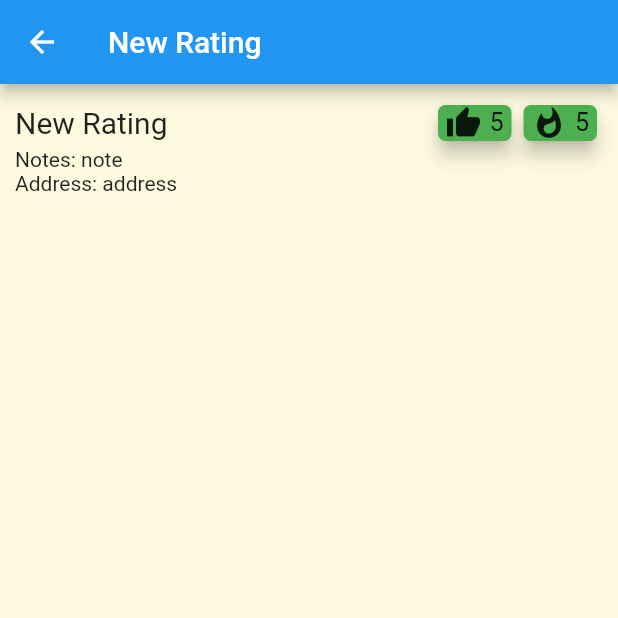
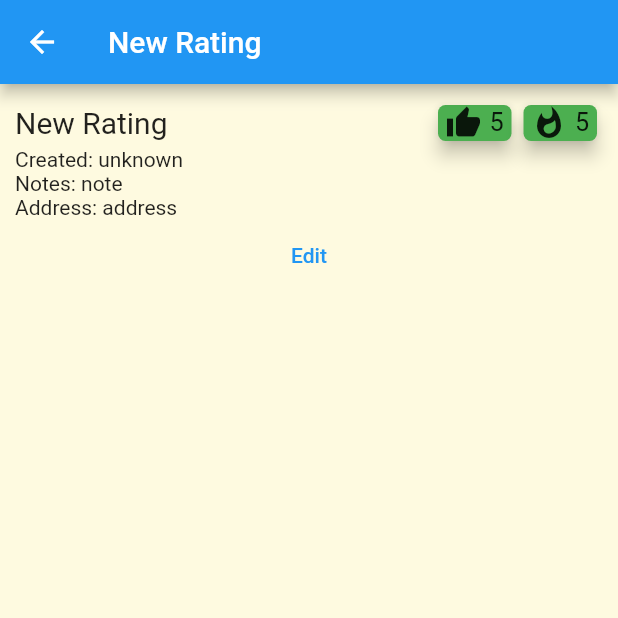
Before and after one commit to mampersat/ratewings_2022, a Flutter app: the RatingScreen screen opened by its route, on a phone screen of 412 x 824 dp, the top half of it. Run offline on Flutter 3.47's test engine with Material 2 defaults, Android fonts, the phone set to English and light mode, and no system bars; our stand-ins replace cloud_firestore, firebase_core; accounts and stored records are empty.

Commit message:
pre BTV trip

```diff
--- a/lib/main.dart
+++ b/lib/main.dart
@@ -1,4 +1,5 @@
 import 'package:flutter/material.dart';
+import 'package:ratewings/screens/rating_edit_screen.dart';
 import 'screens/dashboard_screen.dart';
 import 'screens/rating_screen.dart';
 import 'screens/search_screen.dart';
@@ -54,7 +55,9 @@ class MyApp extends StatelessWidget {
       routes: {
         '/': (context) => const DashboardScreen(title: 'Dashboard'),
         '/r': (context) => const RatingScreen(),
+        '/e': (context) => const RatingEditScreen(),
         '/s': (context) => const SearchScreen(),
+
       },
     );
   }
--- a/lib/models/rating.dart
+++ b/lib/models/rating.dart
@@ -8,6 +8,7 @@ class Rating extends ChangeNotifier{
   String note = 'note';
   String address = "address";
   int heat = 5;
+  String created = "unknown"; // TODO change data type
 
   Rating();
 
@@ -18,6 +19,7 @@ class Rating extends ChangeNotifier{
     overallRating=data['overall_rating'];
     heat=data['heat'];
     address = data['address'] ?? "no address";
+    created = data['created'] ?? "unknown";
     }
 
 }
--- a/lib/models/ratings.dart
+++ b/lib/models/ratings.dart
@@ -9,10 +9,10 @@ class Ratings extends ChangeNotifier {
    get() {
     data.clear();
     final _firestore = FirebaseFirestore.instance;
-    _firestore.collection("rating").orderBy('overall_rating', descending: true).limit(10).get().then(
+    _firestore.collection("rating").orderBy('overall_rating', descending: true).limit(20).get().then(
         (value) {
           print(value.size);
-          for (int i = 0; i < 10; ++i) {
+          for (int i = 0; i < value.docs.length; ++i) {
             data.add(Rating.fromSnapshot(value.docs[i]));
             //data.add(Rating(venueName:value.docs[i]['venu_name']));
           }
--- a/lib/screens/rating_screen.dart
+++ b/lib/screens/rating_screen.dart
@@ -24,17 +24,26 @@ class _RatingScreenState extends State<RatingScreen> {
                   padding: EdgeInsets.all(10.0),
                   child: Column(children: [
                     RatingListItem(rating: ratings.selected),
+
                     Row(children: [
+                      Text('Created: '),
+                      Expanded(child: Text(ratings.selected.created)),
+                    ]),
 
+                    Row(children: [
                       Text('Notes: '),
-                      Text(ratings.selected.note),
+                      Expanded(child: Text(ratings.selected.note)),
                     ]),
 
                     Row(children: [
                       Text('Address: '),
                       Text(ratings.selected.address),
-                    ],)
+                    ],),
 
+                    TextButton(
+                        onPressed: () {
+                          Navigator.pushNamed(context, '/e');}, // TODO Would be nice if  '/r/${rating.id}' worked as a route
+                        child: Text('Edit')),
                   ])));
         });
   }
```
Also changed, not shown: lib/screens/rating_edit_screen.dart (added, +46 -0 lines).
